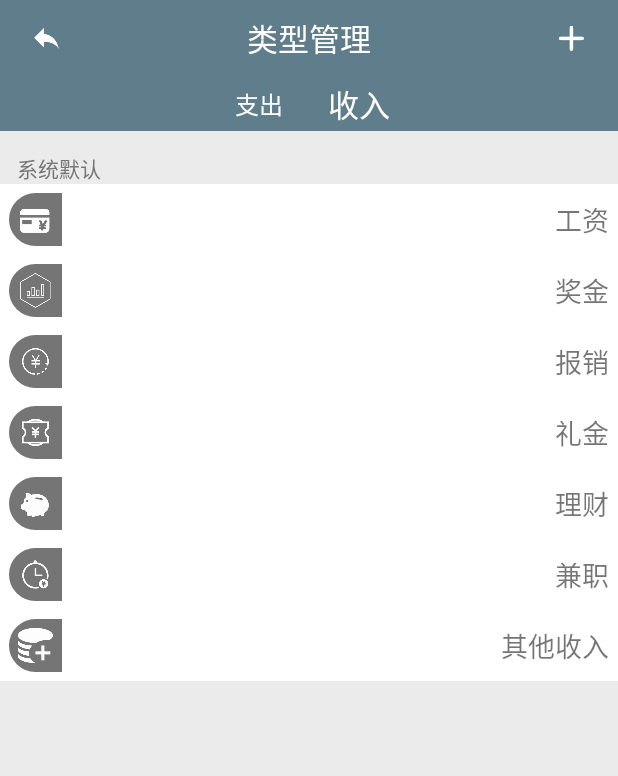
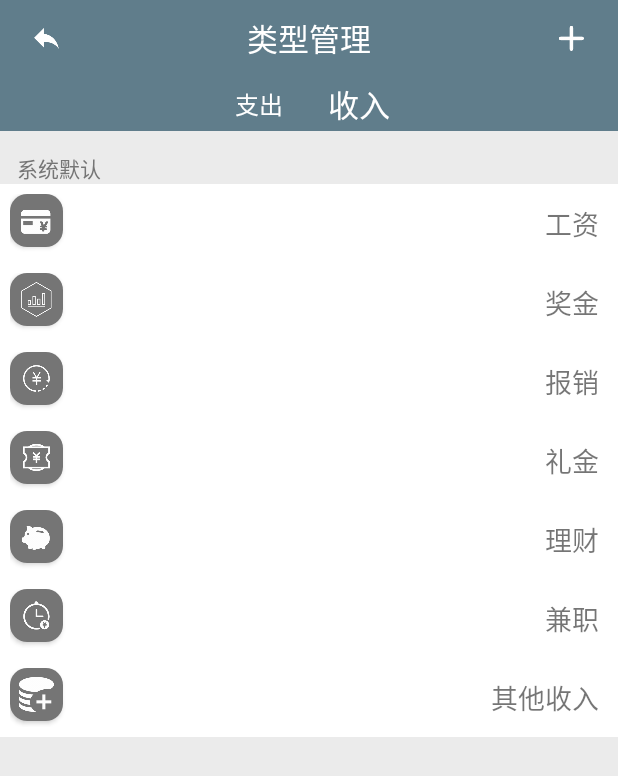
Before and after one commit to xzlyf/SimpleKeepAccount, an Android app: the CategoryActivity screen opened directly, with no data from a screen before it, after a tap on "收入", on a phone screen of 412 x 824 dp. Shown: the top 776 px of the screen. Run offline under Robolectric (Android 15) with nearby library versions, the phone set to English and light mode, and no system bars; libraries missing offline, so code that uses them is left out: org.litepal, org.litepal.crud; 1 statement that could not run was skipped.

Commit message:
类别设置完成

```diff
--- a/app/src/main/assets/litepal.xml
+++ b/app/src/main/assets/litepal.xml
@@ -1,6 +1,6 @@
 <litepal>
     <dbname value="default_book" />
-    <version value="3" />
+    <version value="2" />
     <list>
         <mapping class="com.xz.ska.entity.Book" />
         <mapping class="com.xz.ska.entity.Category" />
--- a/app/src/main/java/com/xz/ska/AddActivity.java
+++ b/app/src/main/java/com/xz/ska/AddActivity.java
@@ -69,11 +69,12 @@ public class AddActivity extends BaseActivity implements View.OnClickListener {
 
         adapter.setOnItemClickListener(new OnClickItemListener() {
             @Override
-            public void onClick(int i) {
+            public void onClick(int i,String title) {
 
                 dialog = new MulKeyBoardDialog(AddActivity.this, R.style.base_dialog);
                 dialog.create();
                 dialog.setIcon(i);
+                dialog.setTitle(title);
                 dialog.show();
 
 
--- a/app/src/main/java/com/xz/ska/CategoryActivity.java
+++ b/app/src/main/java/com/xz/ska/CategoryActivity.java
@@ -3,6 +3,7 @@ package com.xz.ska;
 import android.content.Context;
 import android.content.Intent;
 import android.support.annotation.NonNull;
+import android.support.annotation.Nullable;
 import android.support.v7.widget.DefaultItemAnimator;
 import android.support.v7.widget.LinearLayoutManager;
 import android.support.v7.widget.RecyclerView;
@@ -14,7 +15,6 @@ import android.view.ViewGroup;
 import android.widget.ImageView;
 import android.widget.PopupMenu;
 import android.widget.TextView;
-import android.widget.Toast;
 
 import com.xz.ska.base.BaseActivity;
 import com.xz.ska.constan.Local;
@@ -40,6 +40,9 @@ public class CategoryActivity extends BaseActivity implements View.OnClickListen
     private TextView tips;
     private TextView zhichuRecycler;
     private TextView shouruRecycler;
+    private List<Category> user_data = new ArrayList<>();//原始数据
+    private List<Category> user_data_zhichu = new ArrayList<>();
+    private List<Category> user_data_shouru = new ArrayList<>();
 
     @Override
     public int getLayoutResource() {
@@ -53,16 +56,28 @@ public class CategoryActivity extends BaseActivity implements View.OnClickListen
 
     @Override
     public void init_Data() {
-//        增加数据
-//        Category category = new Category();
-//        category.setIcon(R.drawable.id_gouwu);
-//        category.setName("购物");
-//        category.save();
 
         Local.state = 0;
+
         init_recycler();
         setSelect(zhichuRecycler, true);
         setSelect(shouruRecycler, false);
+    }
+
+    private void get_local() {
+        user_data_zhichu.clear();
+        user_data_shouru.clear();
+        user_data.clear();
+        user_data = (List<Category>) LitePalUtil.queryAll(Category.class);//读取本都sql数据
+        //分类数据
+        for (Category category : user_data) {
+            if (category.getState() == 0) {
+                user_data_zhichu.add(category);
+            } else if (category.getState()==1){
+                user_data_shouru.add(category);
+            }
+        }
+
     }
 
     private void init_recycler() {
@@ -80,9 +95,10 @@ public class CategoryActivity extends BaseActivity implements View.OnClickListen
     @Override
     protected void onStart() {
         super.onStart();
-        if (Local.state==0){
+        get_local();
+        if (Local.state == 0) {
             getZhichuList();
-        }else{
+        } else {
             getShouruList();
         }
     }
@@ -127,9 +143,8 @@ public class CategoryActivity extends BaseActivity implements View.OnClickListen
         }
         sys_adapter.refresh(sys_data);
 
-        //用户添加=============================
-        List<Category> user_data = (List<Category>) LitePalUtil.queryAll(Category.class);
-        user_adapter.refresh(user_data);
+//        //用户添加=============================
+        user_adapter.refresh(user_data_zhichu);
 
     }
 
@@ -143,6 +158,9 @@ public class CategoryActivity extends BaseActivity implements View.OnClickListen
             sys_data.add(i);
         }
         sys_adapter.refresh(sys_data);
+        //用户添加=============================
+
+        user_adapter.refresh(user_data_shouru);
     }
 
     @Override
@@ -152,7 +170,7 @@ public class CategoryActivity extends BaseActivity implements View.OnClickListen
                 finish();
                 break;
             case R.id.add_type:
-                startActivity(new Intent(CategoryActivity.this,CategoryAddActivity.class));
+                startActivityForResult(new Intent(CategoryActivity.this, CategoryAddActivity.class),Local.IS_REFRESH);
                 break;
             case R.id.zhichu_recycler:
                 if (Local.state != 0) {
@@ -173,6 +191,30 @@ public class CategoryActivity extends BaseActivity implements View.OnClickListen
         }
     }
 
+    /**
+     * 通过活动回调判断是都需要刷新列表
+     * @param requestCode
+     * @param resultCode
+     * @param data
+     */
+    @Override
+    protected void onActivityResult(int requestCode, int resultCode, @Nullable Intent data) {
+//        Log.d("xz", "onActivityResult: "+requestCode);
+//        Log.d("xz", "onActivityResult: "+resultCode);
+//        Log.d("xz", "onActivityResult: "+data.getBooleanExtra("isRefresh",false));
+        if (requestCode==Local.IS_REFRESH){
+            if (resultCode==RESULT_OK){
+                if (data.getBooleanExtra("isRefresh",false)){
+//                    get_local();
+//                    if (Local.state == 0) {
+//                        getZhichuList();
+//                    } else {
+//                        getShouruList();
+//                    }
+                }
+            }
+        }
+    }
 
     /**
      * 系统自带
@@ -206,10 +248,10 @@ public class CategoryActivity extends BaseActivity implements View.OnClickListen
 
         @Override
         public void onBindViewHolder(@NonNull ViewHolder viewHolder, int i) {
-            if (Local.state==0){
+            if (Local.state == 0) {
                 viewHolder.addIcon.setImageResource(TypeZhichu.getIcon(i));
                 viewHolder.addName.setText(TypeZhichu.getName(i));
-            }else{
+            } else {
                 viewHolder.addIcon.setImageResource(TypeShouru.getIcon(i));
                 viewHolder.addName.setText(TypeShouru.getName(i));
             }
@@ -274,8 +316,8 @@ public class CategoryActivity extends BaseActivity implements View.OnClickListen
              * 所以要加上22个默认图标
              * TypeZhichu初始化时会加上用户自设的值到尾部
              */
-            viewHolder.addIcon.setImageResource(TypeZhichu.getIcon(i + 22));
-            viewHolder.addName.setText(TypeZhichu.getName(i + 22));
+            viewHolder.addIcon.setImageResource(mlist.get(i).getIcon());
+            viewHolder.addName.setText(mlist.get(i).getName());
         }
 
         @Override
@@ -308,10 +350,9 @@ public class CategoryActivity extends BaseActivity implements View.OnClickListen
                 menu.setOnMenuItemClickListener(new PopupMenu.OnMenuItemClickListener() {
                     @Override
                     public boolean onMenuItemClick(MenuItem item) {
-                        Toast.makeText(mContext, "使用该类型的账单会显示“未定义”，请及时删除或修改", Toast.LENGTH_LONG).show();
                         int icon = mlist.get(getLayoutPosition()).getIcon();
                         String name = mlist.get(getLayoutPosition()).getName();
-
+                        //删除操作
                         LitePalUtil.delete(Category.class, "icon = ? and name = ?", icon + "", name);
                         mlist.remove(getLayoutPosition());
                         notifyDataSetChanged();
--- a/app/src/main/java/com/xz/ska/constan/Local.java
+++ b/app/src/main/java/com/xz/ska/constan/Local.java
@@ -3,5 +3,7 @@ package com.xz.ska.constan;
 public class Local {
     public static String moneySymbol ;//货币符号
     public static int state=0;//0支出  1收入
+    public static final int IS_REFRESH = 0;//回调标识
+
 
 }
--- a/app/src/main/java/com/xz/ska/constan/TypeZhichu.java
+++ b/app/src/main/java/com/xz/ska/constan/TypeZhichu.java
@@ -57,8 +57,10 @@ public class TypeZhichu {
         List<Category> list = (List<Category>) LitePalUtil.queryAll(Category.class);
         LogUtil.w("用户自定义类型:" + list.size());
         for (Category category : list) {
-            name.add(category.getName());
-            iconArry.add(category.getIcon());
+            if (category.getState() == 0) {
+                name.add(category.getName());
+                iconArry.add(category.getIcon());
+            }
         }
     }
 
--- a/app/src/main/java/com/xz/ska/sql/LitePalUtil.java
+++ b/app/src/main/java/com/xz/ska/sql/LitePalUtil.java
@@ -19,12 +19,13 @@ public class LitePalUtil {
      * @param remarks
      * @param type
      */
-    public static void saveBook(long timeStamp, double money, String remarks, int type, int state) {
+    public static void saveBook(long timeStamp, double money, String remarks, int type,String title, int state) {
         Book book = new Book();
         book.setTimeStamp(timeStamp);
         book.setMoney(money);
         book.setRemarks(remarks);
         book.setType(type);
+        book.setTitle(title);
         book.setState(state);
         book.save();
     }
@@ -94,6 +95,7 @@ public class LitePalUtil {
             book.setTimeStamp(cursor.getLong(cursor.getColumnIndex("timestamp")));
             book.setState(cursor.getInt(cursor.getColumnIndex("state")));
             book.setType(cursor.getInt(cursor.getColumnIndex("type")));
+            book.setTitle(cursor.getString(cursor.getColumnIndex("title")));
             list.add(book);
         }
         cursor.close();
--- a/app/src/main/java/com/xz/ska/utils/OnClickItemListener.java
+++ b/app/src/main/java/com/xz/ska/utils/OnClickItemListener.java
@@ -1,5 +1,5 @@
 package com.xz.ska.utils;
 
 public interface OnClickItemListener {
-    void onClick(int i);
+    void onClick(int i,String title);
 }
--- a/app/src/main/res/layout/activity_category.xml
+++ b/app/src/main/res/layout/activity_category.xml
@@ -62,19 +62,20 @@
                 android:id="@+id/zhichu_recycler"
                 style="@style/title_fenpei"
                 android:layout_marginRight="@dimen/dp_20"
-                android:textColor="@color/white"
-                android:text="支出" />
+                android:text="支出"
+                android:textColor="@color/white" />
 
             <TextView
                 android:id="@+id/shouru_recycler"
-                android:textColor="@color/white"
+                style="@style/title_fenpei"
 
-                style="@style/title_fenpei"
-                android:text="收入" />
+                android:text="收入"
+                android:textColor="@color/white" />
         </LinearLayout>
     </LinearLayout>
 
     <android.support.v4.widget.NestedScrollView
+
         android:layout_width="match_parent"
         android:layout_height="wrap_content">
 
@@ -83,21 +84,6 @@
             android:layout_height="wrap_content"
             android:focusableInTouchMode="true"
             android:orientation="vertical">
-
-            <TextView
-                android:layout_width="wrap_content"
-                android:layout_height="wrap_content"
-                android:layout_marginTop="@dimen/dp_12"
-                android:paddingStart="@dimen/dp_10"
-                android:paddingEnd="@dimen/dp_10"
-                android:text="系统默认"
-                android:textColor="@color/secondary_text" />
-
-            <android.support.v7.widget.RecyclerView
-                android:id="@+id/system_icon_recycler"
-                android:layout_width="match_parent"
-                android:layout_height="wrap_content"
-                android:background="@color/white" />
 
             <TextView
                 android:id="@+id/tips"
@@ -115,6 +101,22 @@
                 android:layout_height="wrap_content"
                 android:background="@color/white" />
 
+            <TextView
+                android:layout_width="wrap_content"
+                android:layout_height="wrap_content"
+                android:layout_marginTop="@dimen/dp_12"
+                android:paddingStart="@dimen/dp_10"
+                android:paddingEnd="@dimen/dp_10"
+                android:text="系统默认"
+                android:textColor="@color/secondary_text" />
+
+            <android.support.v7.widget.RecyclerView
+                android:id="@+id/system_icon_recycler"
+                android:layout_width="match_parent"
+                android:layout_height="wrap_content"
+                android:background="@color/white" />
+
+
         </LinearLayout>
     </android.support.v4.widget.NestedScrollView>
 
--- a/app/src/main/res/layout/item_add_type.xml
+++ b/app/src/main/res/layout/item_add_type.xml
@@ -2,20 +2,25 @@
 <FrameLayout xmlns:android="http://schemas.android.com/apk/res/android"
     android:layout_width="match_parent"
     android:layout_height="wrap_content"
+    xmlns:app="http://schemas.android.com/apk/res-auto"
     android:clickable="true"
     android:focusable="true"
+    android:padding="@dimen/dp_6"
     android:background="@drawable/select_item"
     android:orientation="horizontal">
 
+    <android.support.v7.widget.CardView
+        android:layout_width="wrap_content"
+        app:cardCornerRadius="@dimen/dp_10"
+        android:layout_height="wrap_content">
         <ImageView
-        android:layout_margin="@dimen/dp_5"
-
             android:id="@+id/add_icon"
             android:layout_width="35dp"
             android:layout_height="35dp"
-        android:background="@drawable/background_yuanjiao_left"
             android:padding="@dimen/dp_5"
+            android:background="@color/secondary_text"
             android:src="@drawable/id_gouwu" />
+    </android.support.v7.widget.CardView>
     <TextView
         android:id="@+id/add_name"
         android:layout_width="wrap_content"
```
Also changed, not shown: app/src/main/java/com/xz/ska/CategoryAddActivity.java (+7 -2 lines), app/src/main/java/com/xz/ska/DetailActivity.java (+5 -8 lines), app/src/main/java/com/xz/ska/adapter/NewZhipeiAdapter.java (+6 -8 lines), app/src/main/java/com/xz/ska/adapter/TypeAdapter.java (+7 -1 lines), app/src/main/java/com/xz/ska/constan/TypeShouru.java (+48 -10 lines), app/src/main/java/com/xz/ska/constan/backup_TypeShouru.java (added, +58 -0 lines), app/src/main/java/com/xz/ska/custom/MulKeyBoardDialog.java (+7 -6 lines), app/src/main/java/com/xz/ska/entity/Book.java (+10 -0 lines), app/src/main/res/layout/activity_my_self.xml (+22 -0 lines). Lines whose indentation alone changed are shown as unchanged.
